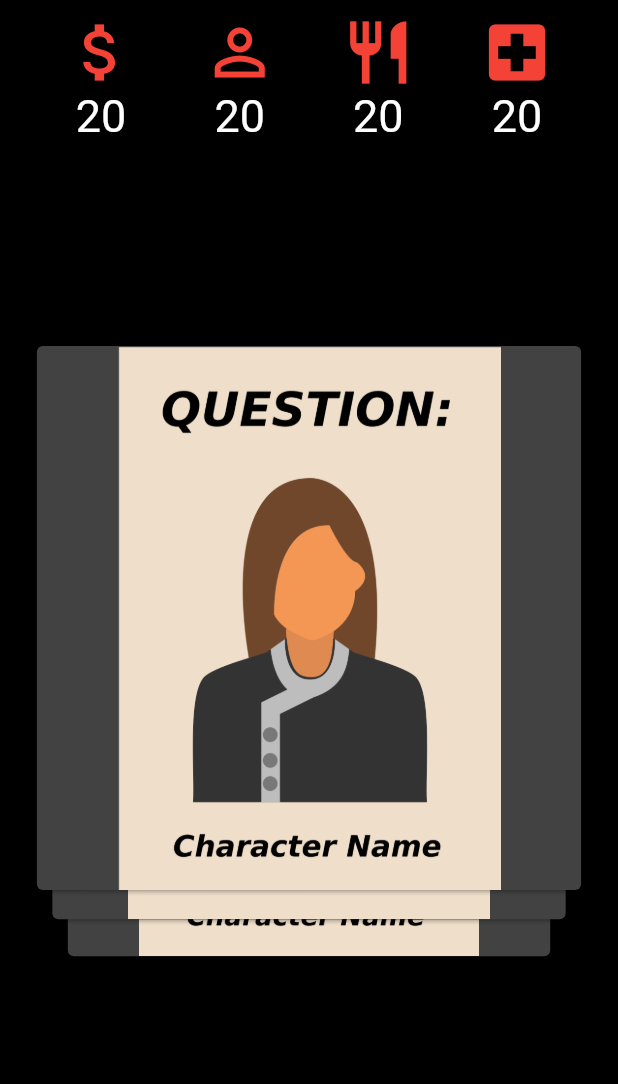
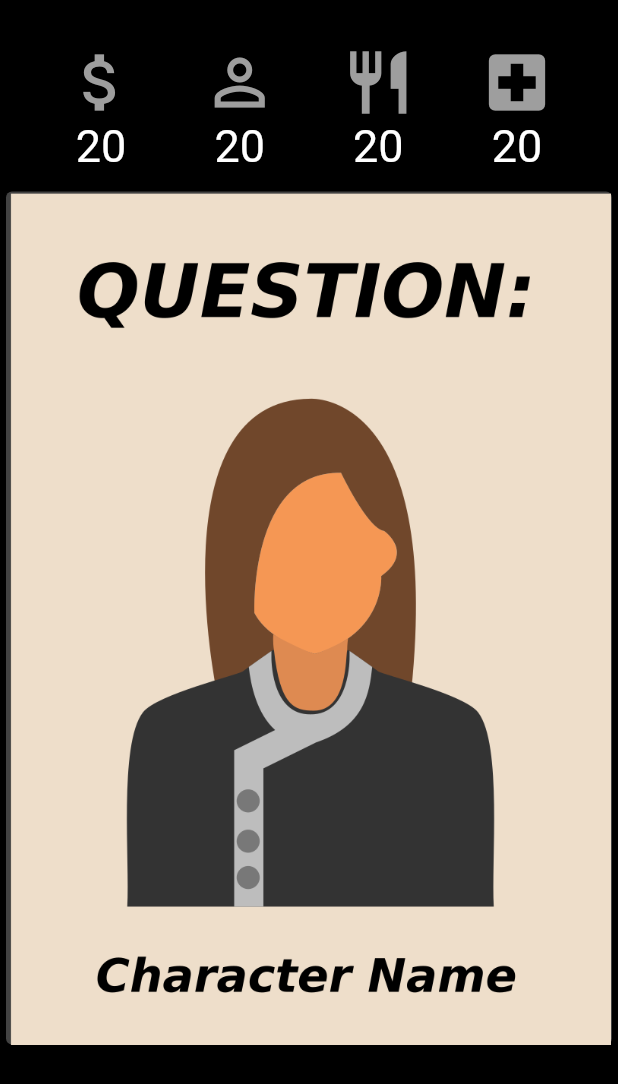
Before and after one commit to dhruvarora91/codiv-91, a Flutter app: the GamePage screen opened by its route, on a phone screen of 412 x 824 dp. Shown: the top 1084 px of the screen. Run offline on Flutter 3.47's test engine with Material 2 defaults, Android fonts, the light colour scheme and no system bars; drawn by our look-alikes of flutter_tindercard.

Commit message:
files added

```diff
--- a/lib/game.dart
+++ b/lib/game.dart
@@ -4,6 +4,11 @@ import 'constants.dart';
 
 class GamePage extends StatelessWidget {
   List<String> cardImages = [
+    'images/characterimg1.png',
+    'images/characterimg2.png',
+    'images/characterimg3.png',
+    'images/characterimg4.png',
+    'images/characterimg5.png',
     'images/characterimg1.png',
     'images/characterimg2.png',
     'images/characterimg3.png',
@@ -22,7 +27,7 @@ class GamePage extends StatelessWidget {
           children: <Widget>[
             Expanded(
                 child: Padding(
-              padding: const EdgeInsets.only(top: 10.0),
+              padding: const EdgeInsets.only(top: 30.0),
               child: Row(
                 mainAxisAlignment: MainAxisAlignment.spaceEvenly,
                 children: <Widget>[
@@ -31,7 +36,7 @@ class GamePage extends StatelessWidget {
                       Icon(
                         Icons.attach_money,
                         size: 50.0,
-                        color: Colors.red,
+                        color: Colors.grey,
                       ),
                       Text(
                         moneyVar.toString(),
@@ -44,7 +49,7 @@ class GamePage extends StatelessWidget {
                       Icon(
                         Icons.person_outline,
                         size: 50.0,
-                        color: Colors.red,
+                        color: Colors.grey,
                       ),
                       Text(
                         personVar.toString(),
@@ -57,7 +62,7 @@ class GamePage extends StatelessWidget {
                       Icon(
                         Icons.restaurant,
                         size: 50.0,
-                        color: Colors.red,
+                        color: Colors.grey,
                       ),
                       Text(
                         foodVar.toString(),
@@ -70,7 +75,7 @@ class GamePage extends StatelessWidget {
                       Icon(
                         Icons.local_hospital,
                         size: 50.0,
-                        color: Colors.red,
+                        color: Colors.grey,
                       ),
                       Text(
                         healthVar.toString(),
@@ -88,10 +93,10 @@ class GamePage extends StatelessWidget {
                 totalNum: cardImages.length,
                 stackNum: 3,
                 swipeEdge: 4.0,
-                maxWidth: MediaQuery.of(context).size.width * 0.9,
-                maxHeight: MediaQuery.of(context).size.width * 0.9,
-                minWidth: MediaQuery.of(context).size.width * 0.8,
-                minHeight: MediaQuery.of(context).size.width * 0.8,
+                maxWidth: MediaQuery.of(context).size.width * 1.0,
+                maxHeight: MediaQuery.of(context).size.width * 1.4,
+                minWidth: MediaQuery.of(context).size.width * 0.5,
+                minHeight: MediaQuery.of(context).size.width * 0.7,
                 cardBuilder: (context, index) => Card(
                   child: Image.asset('${cardImages[index]}'),
                 ),
@@ -116,3 +121,9 @@ class GamePage extends StatelessWidget {
 //Icon(Icons.local_hospital),
 //],
 //),
+
+//
+//maxWidth: MediaQuery.of(context).size.width * 0.9,
+//maxHeight: MediaQuery.of(context).size.width * 0.9,
+//minWidth: MediaQuery.of(context).size.width * 0.8,
+//minHeight: MediaQuery.of(context).size.width * 0.8,
```
